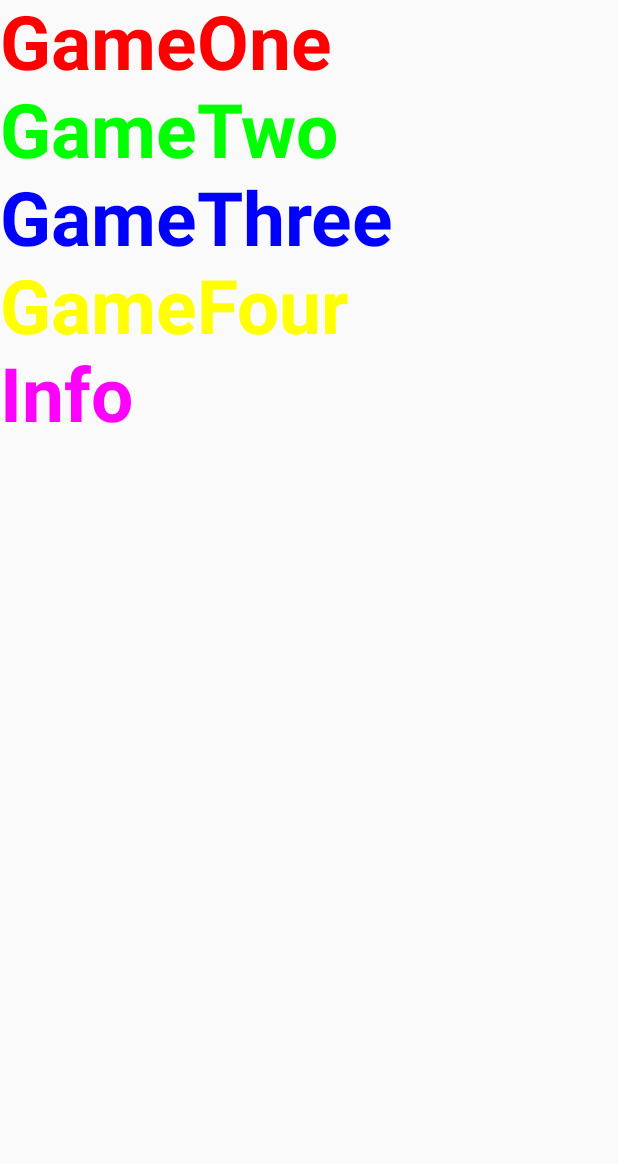
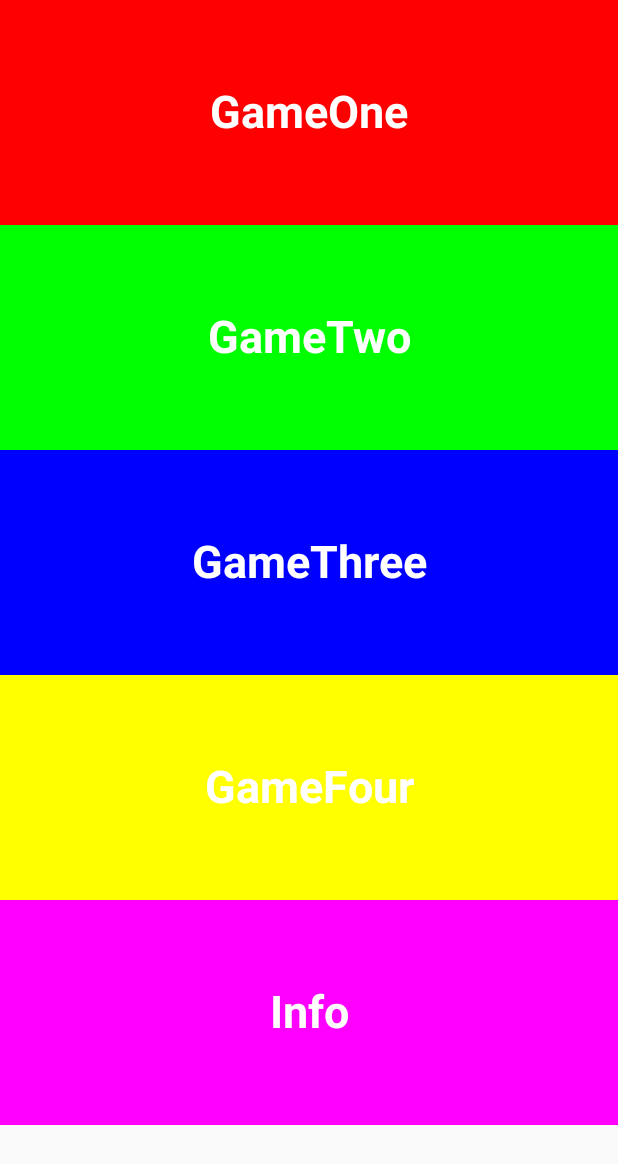
Before and after one commit to JonathanHaak/StopWatchGame, an Android app built with Jetpack Compose: the screen it shows after launch (MainActivity), on a phone screen of 412 x 824 dp. Shown: the top 1164 px of the screen. Run offline under Robolectric (Android 15) with nearby library versions, the phone set to English and light mode, and no system bars; our stand-ins replace Room's generated code.

Commit message:
StartScreen is beautiful now :)

```diff
--- a/app/src/main/java/com/example/stopwatchgame/presentation/presentation/theme/StartScreen.kt
+++ b/app/src/main/java/com/example/stopwatchgame/presentation/presentation/theme/StartScreen.kt
@@ -1,8 +1,16 @@
 package com.example.stopwatchgame.presentation.presentation.theme
 
+import androidx.compose.foundation.background
 import androidx.compose.foundation.layout.fillMaxWidth
+import androidx.compose.foundation.layout.fillMaxHeight
+import androidx.compose.foundation.layout.height
+import androidx.compose.foundation.layout.padding
+import androidx.compose.foundation.layout.Box
+import androidx.compose.foundation.layout.fillMaxSize
 import androidx.compose.foundation.lazy.LazyColumn
 import androidx.compose.foundation.clickable
+import androidx.compose.foundation.layout.Arrangement
+import androidx.compose.foundation.layout.Row
 import androidx.compose.material3.Text
 import androidx.compose.runtime.Composable
 import androidx.compose.ui.Alignment
@@ -10,12 +18,18 @@ import androidx.compose.ui.Modifier
 import androidx.compose.ui.graphics.Color
 import androidx.compose.ui.text.TextStyle
 import androidx.compose.ui.text.font.FontWeight
+import androidx.compose.ui.text.style.TextAlign
 import androidx.compose.ui.unit.sp
+import androidx.compose.ui.unit.dp
 import androidx.navigation.NavController
 
 @Composable
 fun StartScreen(navController: NavController) {
-    LazyColumn(horizontalAlignment = Alignment.CenterHorizontally) {
+    LazyColumn(
+        modifier = Modifier.fillMaxWidth(),
+        horizontalAlignment = Alignment.CenterHorizontally,
+        verticalArrangement = Arrangement.spacedBy(0.dp)  // give some spacing between items
+    ) {
         item {
             CustomText(text = "GameOne", onClick = { navController.navigate("GameOne") }, color = Color.Red)
         }
@@ -36,11 +50,18 @@ fun StartScreen(navController: NavController) {
 
 @Composable
 fun CustomText(text: String, onClick: () -> Unit, color: Color) {
-    Text(
-        text = text,
-        style = TextStyle(color = color, fontSize = 50.sp, fontWeight = FontWeight.Bold),
-        modifier = Modifier
-            .fillMaxWidth()
-            .clickable(onClick = onClick)
-    )
+    Box(modifier = Modifier
+        .fillMaxWidth()
+        .height(150.dp) // increase the height here
+        .clickable(onClick = onClick)
+        .background(color), // add background to the box
+        contentAlignment = Alignment.Center // center the text within the box
+    ) {
+        Text(
+            text = text,
+            textAlign = TextAlign.Center,
+            style = TextStyle(fontSize = 30.sp, fontWeight = FontWeight.Bold), // increase the font size here
+            color = Color.White // set a readable color against any background
+        )
+    }
 }
```
